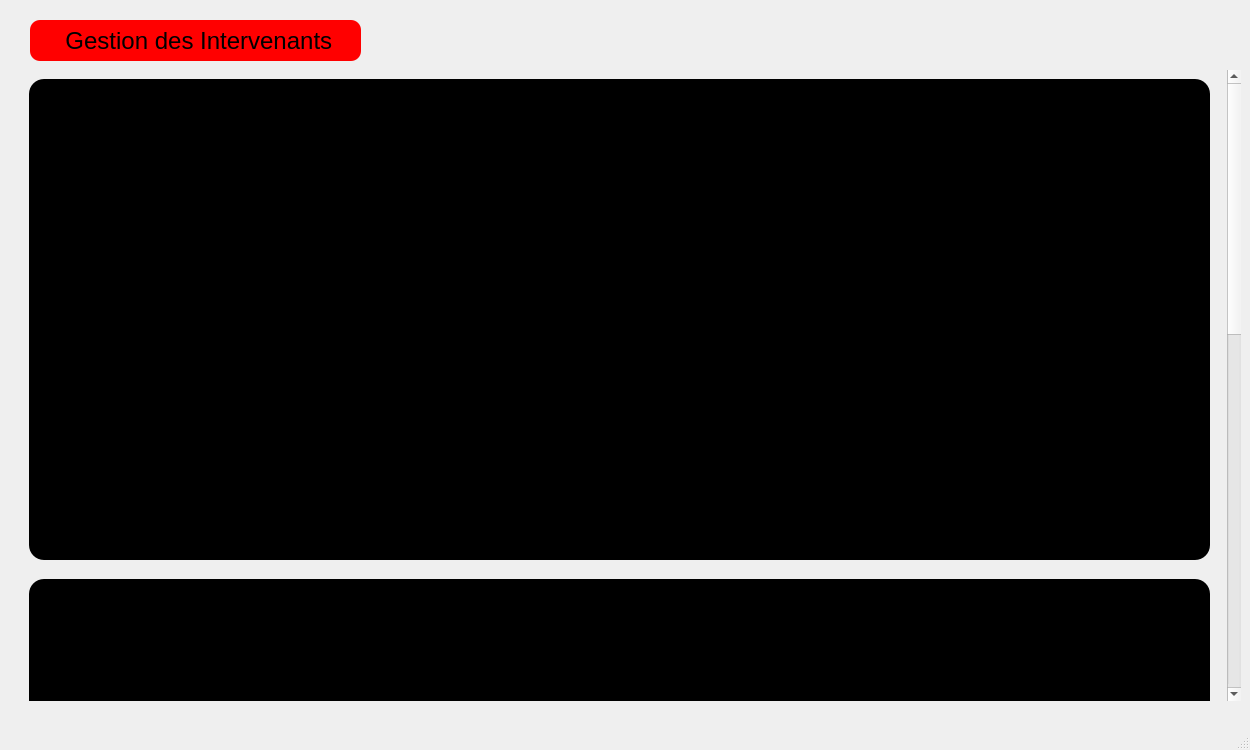
Above: affairesjuridiques.ui from nefissaKhiari/Smart_Plolice_Station before the change. Below: the same form after it.
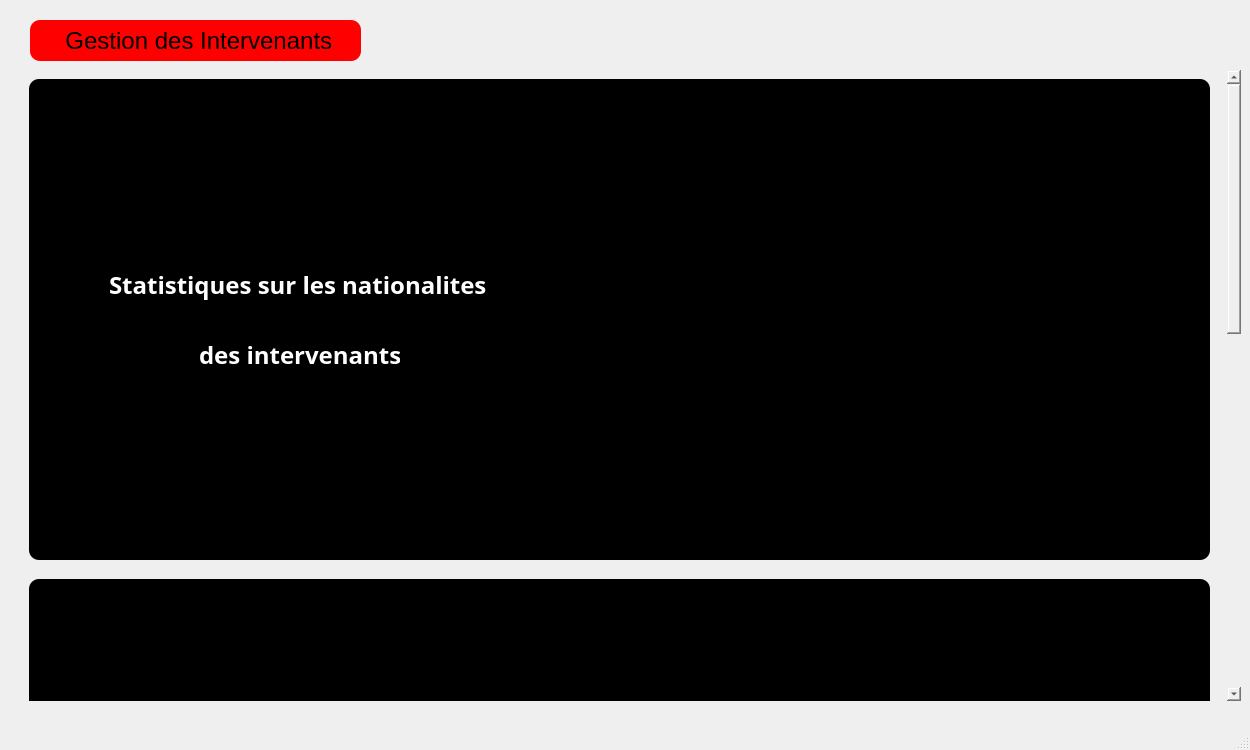
That is the form after the change. Icons and pictures are not drawn.

Commit message: Improved Scrolling QSS

Diff of the .ui file:
```diff
--- a/affairesjuridiques.ui
+++ b/affairesjuridiques.ui
@@ -2889,7 +2889,8 @@
        </rect>
       </property>
       <property name="styleSheet">
-       <string notr="true"/>
+       <string notr="true">border-radius: 10px;
+background: transparent;;</string>
       </property>
       <property name="widgetResizable">
        <bool>true</bool>
@@ -2913,9 +2914,9 @@
            </size>
           </property>
           <property name="styleSheet">
-           <string notr="true">#ScrollAreaFrame{
+           <string notr="true">
 background: transparent;
-}</string>
+</string>
           </property>
           <property name="frameShape">
            <enum>QFrame::StyledPanel</enum>
@@ -2949,7 +2950,60 @@
            <property name="styleSheet">
             <string notr="true">background: rgb(0, 0, 0,);</string>
            </property>
-           <layout class="QHBoxLayout" name="horizontalLayout_2"/>
+           <widget class="QLabel" name="L_ConfigIntervenant_2">
+            <property name="geometry">
+             <rect>
+              <x>80</x>
+              <y>170</y>
+              <width>391</width>
+              <height>71</height>
+             </rect>
+            </property>
+            <property name="font">
+             <font>
+              <family>century gothic</family>
+              <pointsize>-1</pointsize>
+              <weight>75</weight>
+              <bold>true</bold>
+             </font>
+            </property>
+            <property name="styleSheet">
+             <string notr="true">background: transparent;</string>
+            </property>
+            <property name="text">
+             <string>Statistiques sur les nationalites</string>
+            </property>
+           </widget>
+           <widget class="QLabel" name="L_ConfigIntervenant_4">
+            <property name="geometry">
+             <rect>
+              <x>170</x>
+              <y>240</y>
+              <width>201</width>
+              <height>71</height>
+             </rect>
+            </property>
+            <property name="font">
+             <font>
+              <family>century gothic</family>
+              <pointsize>-1</pointsize>
+              <weight>75</weight>
+              <bold>true</bold>
+             </font>
+            </property>
+            <property name="toolTip">
+             <string>&lt;html&gt;&lt;head/&gt;&lt;body&gt;&lt;p align=&quot;center&quot;&gt;&lt;br/&gt;&lt;/p&gt;&lt;/body&gt;&lt;/html&gt;</string>
+            </property>
+            <property name="layoutDirection">
+             <enum>Qt::LeftToRight</enum>
+            </property>
+            <property name="styleSheet">
+             <string notr="true">background: transparent;</string>
+            </property>
+            <property name="text">
+             <string>des intervenants</string>
+            </property>
+           </widget>
           </widget>
           <widget class="QFrame" name="F_Statistic_3">
            <property name="geometry">
@@ -2977,7 +3031,6 @@
            <property name="styleSheet">
             <string notr="true">background: rgb(0, 0, 0,);</string>
            </property>
-           <layout class="QHBoxLayout" name="horizontalLayout_4"/>
           </widget>
           <zorder>F_Statistic_Nationalite</zorder>
           <zorder>F_Statistic</zorder>
```
The commit also changes 1 other file.
